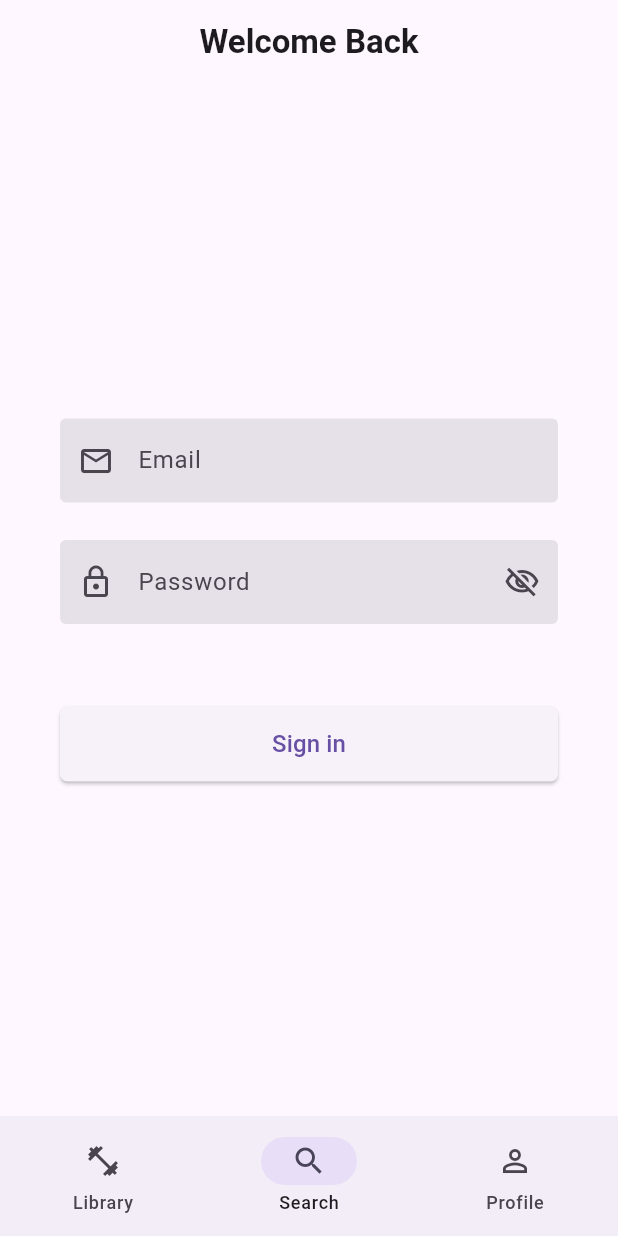
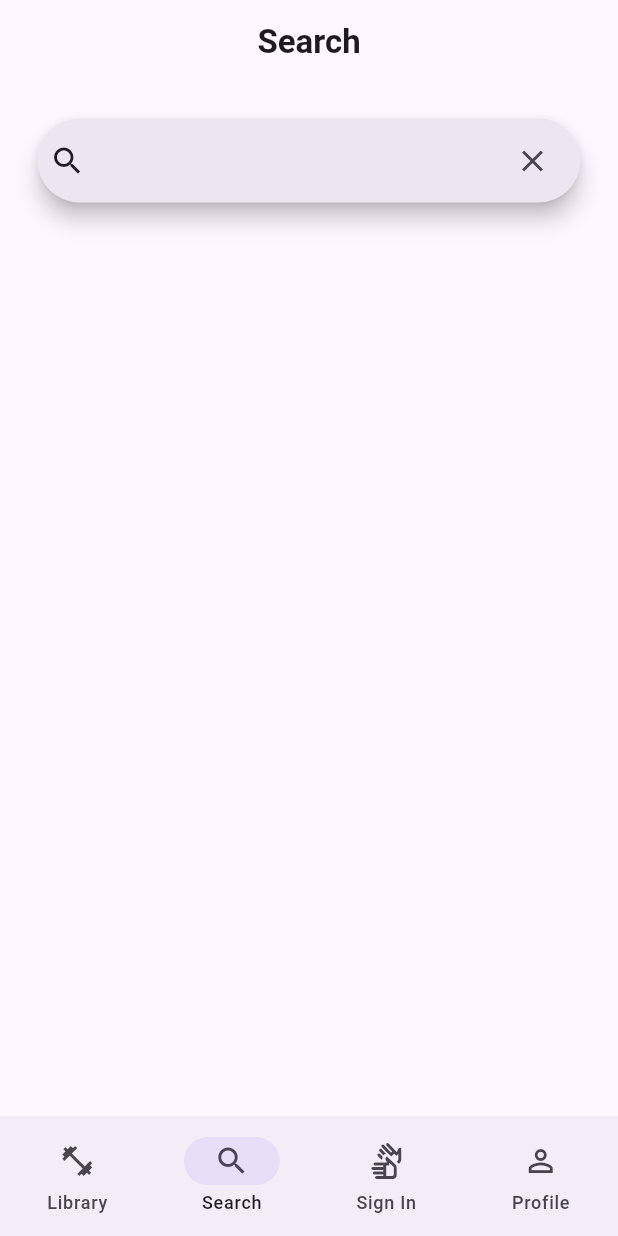
Before and after one commit to TUES-Diplomna-2024/Gym-App-Client, a Flutter app: the screen it shows after launch, on a phone screen of 412 x 824 dp. Run offline on Flutter 3.47's test engine with Material 3 defaults, Android fonts, the phone set to English and light mode, and no system bars; our stand-ins replace flutter_secure_storage, jwt_decoder; missing offline and left inert: global_configuration.

Commit message:
[CREATED] ExerciseDeleteDialog and ExerciseSearchPage; deleteExerciseById and getExerciseSearchResults methods in ExerciseService

```diff
--- a/gym_app_client/lib/db_api/services/base_service.dart
+++ b/gym_app_client/lib/db_api/services/base_service.dart
@@ -54,7 +54,7 @@ class BaseService {
         ? "$_dbAPIBaseUrl/$_baseEndpoint/$subEndpoint"
         : "$_dbAPIBaseUrl/$_baseEndpoint";
 
-    return Uri.parse(uri);
+    return Uri.parse(Uri.encodeFull(uri));
   }
 
   Future<Map<String, String>> getHeaders({
--- /dev/null
+++ b/gym_app_client/lib/pages/exercise/exercise_search_page.dart
@@ -0,0 +1,113 @@
+import 'package:flutter/material.dart';
+import 'package:gym_app_client/db_api/models/exercise/exercise_preview_model.dart';
+import 'package:gym_app_client/db_api/services/exercise_service.dart';
+import 'package:gym_app_client/utils/components/common/custom_app_bar.dart';
+import 'package:gym_app_client/utils/components/common/informative_popup.dart';
+import 'package:gym_app_client/utils/components/previews/exercise_preview.dart';
+
+class ExerciseSearchPage extends StatefulWidget {
+  const ExerciseSearchPage({super.key});
+
+  @override
+  State<ExerciseSearchPage> createState() => _ExerciseSearchPageState();
+}
+
+class _ExerciseSearchPageState extends State<ExerciseSearchPage> {
+  final _exerciseService = ExerciseService();
+  final _searchController = TextEditingController();
+
+  List<ExercisePreviewModel>? _searchResults;
+
+  Future<void> _getExerciseSearchResults() async {
+    final search = _searchController.text.trim();
+
+    if (search.isEmpty) {
+      if (mounted) setState(() => _searchController.text = "");
+      return;
+    }
+
+    final serviceResult =
+        await _exerciseService.getExerciseSearchResults(search);
+
+    if (serviceResult.popUpInfo != null) {
+      final popup = InformativePopUp(info: serviceResult.popUpInfo!);
+
+      if (mounted) {
+        ScaffoldMessenger.of(context).removeCurrentSnackBar();
+        ScaffoldMessenger.of(context).showSnackBar(popup);
+      }
+    } else {
+      if (mounted) setState(() => _searchResults = serviceResult.data!);
+    }
+  }
+
+  Widget _getSearchResultsBody() {
+    if (_searchResults == null || _searchController.text.isEmpty) {
+      return const SizedBox();
+    }
+
+    if (_searchResults!.isEmpty) {
+      return const Center(
+        child: Text(
+          "No results!",
+          style: TextStyle(fontSize: 16, fontWeight: FontWeight.w400),
+        ),
+      );
+    }
+
+    return Padding(
+      padding: const EdgeInsets.only(top: 23),
+      child: ListView.builder(
+          itemCount: _searchResults!.length,
+          itemBuilder: (_, int index) {
+            return GestureDetector(
+              child: ExercisePreview(exercise: _searchResults![index]),
+              onTap: () {
+                if (mounted) {
+                  Navigator.of(context).pushNamed(
+                    "/exercise",
+                    arguments: _searchResults![index].id,
+                  );
+                }
+              },
+            );
+          }),
+    );
+  }
+
+  @override
+  Widget build(BuildContext context) {
+    return Scaffold(
+      appBar: CustomAppBar(title: "Search"),
+      body: Padding(
+        padding: const EdgeInsets.only(left: 25, right: 25, top: 23),
+        child: Column(
+          children: [
+            SearchBar(
+              controller: _searchController,
+              onChanged: (_) async => await _getExerciseSearchResults(),
+              leading: const Icon(Icons.search),
+              trailing: [
+                IconButton(
+                  onPressed: () {
+                    if (mounted) setState(() => _searchController.text = "");
+                  },
+                  icon: const Icon(Icons.clear_outlined),
+                ),
+              ],
+            ),
+            Expanded(
+              child: _getSearchResultsBody(),
+            ),
+          ],
+        ),
+      ),
+    );
+  }
+
+  @override
+  void dispose() {
+    _searchController.dispose();
+    super.dispose();
+  }
+}
--- a/gym_app_client/lib/pages/exercise/exercise_view_page.dart
+++ b/gym_app_client/lib/pages/exercise/exercise_view_page.dart
@@ -84,7 +84,6 @@ class _ExerciseViewPageState extends State<ExerciseViewPage> {
                           ),
                           const SizedBox(width: 16),
                           ExerciseActionsPopupMenuButton(
-                            context: context,
                             areEditAndDeleteAllowed: _areEditAndDeleteAllowed,
                             exerciseCurrState: _exerciseView,
                             onExerciseUpdated: (updateModel) {
--- a/gym_app_client/lib/pages/library/library_page.dart
+++ b/gym_app_client/lib/pages/library/library_page.dart
@@ -1,5 +1,4 @@
 import 'package:flutter/material.dart';
-import 'package:gym_app_client/utils/components/common/back_leading_app_bar.dart';
 import 'package:gym_app_client/utils/components/common/custom_app_bar.dart';
 import 'library_custom_exercises_page.dart';
 import 'library_workouts_page.dart';
--- a/gym_app_client/lib/pages/profile/profile_page.dart
+++ b/gym_app_client/lib/pages/profile/profile_page.dart
@@ -1,6 +1,5 @@
 import 'package:flutter/material.dart';
 import 'package:gym_app_client/db_api/models/user/user_profile_model.dart';
-import 'package:gym_app_client/db_api/models/user/user_update_model.dart';
 import 'package:gym_app_client/db_api/services/user_service.dart';
 import 'package:gym_app_client/utils/components/buttons/profile/profile_delete_button.dart';
 import 'package:gym_app_client/utils/components/buttons/profile/profile_edit_button.dart';
--- a/gym_app_client/lib/pages/root_page.dart
+++ b/gym_app_client/lib/pages/root_page.dart
@@ -1,4 +1,5 @@
 import 'package:flutter/material.dart';
+import 'package:gym_app_client/pages/exercise/exercise_search_page.dart';
 import 'package:gym_app_client/pages/library/library_page.dart';
 import 'package:gym_app_client/pages/profile/profile_page.dart';
 import 'package:gym_app_client/pages/sign/signin_page.dart';
@@ -13,6 +14,7 @@ class RootPage extends StatefulWidget {
 class _RootPageState extends State<RootPage> {
   final List<Widget> _pages = const [
     LibraryPage(),
+    ExerciseSearchPage(),
     SignInPage(),
     ProfilePage()
   ];
@@ -37,6 +39,8 @@ class _RootPageState extends State<RootPage> {
           NavigationDestination(
               icon: Icon(Icons.search_outlined), label: "Search"),
           NavigationDestination(
+              icon: Icon(Icons.sign_language_outlined), label: "Sign In"),
+          NavigationDestination(
               icon: Icon(Icons.person_outline), label: "Profile")
         ],
         onDestinationSelected: (int index) {
--- a/gym_app_client/lib/utils/components/dialogs/profile/profile_delete_dialog.dart
+++ b/gym_app_client/lib/utils/components/dialogs/profile/profile_delete_dialog.dart
@@ -48,7 +48,7 @@ class _ProfileDeleteDialogState extends State<ProfileDeleteDialog> {
           Padding(
             padding: const EdgeInsets.only(left: 10, right: 10),
             child: Text(
-              "Are you absolutely sure you want to delete your account? This action is permanent and cannot be undone. To proceed with deletion, please provide your password.",
+              "Are you absolutely sure you want to delete your account? This action is permanent and cannot be undone! To proceed with deletion, please provide your password!",
               style: TextStyle(color: Colors.red.shade500),
             ),
           ),
```
Also changed, not shown: gym_app_client/lib/db_api/services/exercise_service.dart (+86 -0 lines), gym_app_client/lib/pages/workout/workout_view_page.dart (+9 -3 lines), gym_app_client/lib/utils/components/buttons/exercise/exercise_actions_popup_menu_button.dart (+7 -4 lines), gym_app_client/lib/utils/components/dialogs/exercise/exercise_delete_dialog.dart (added, +59 -0 lines).
